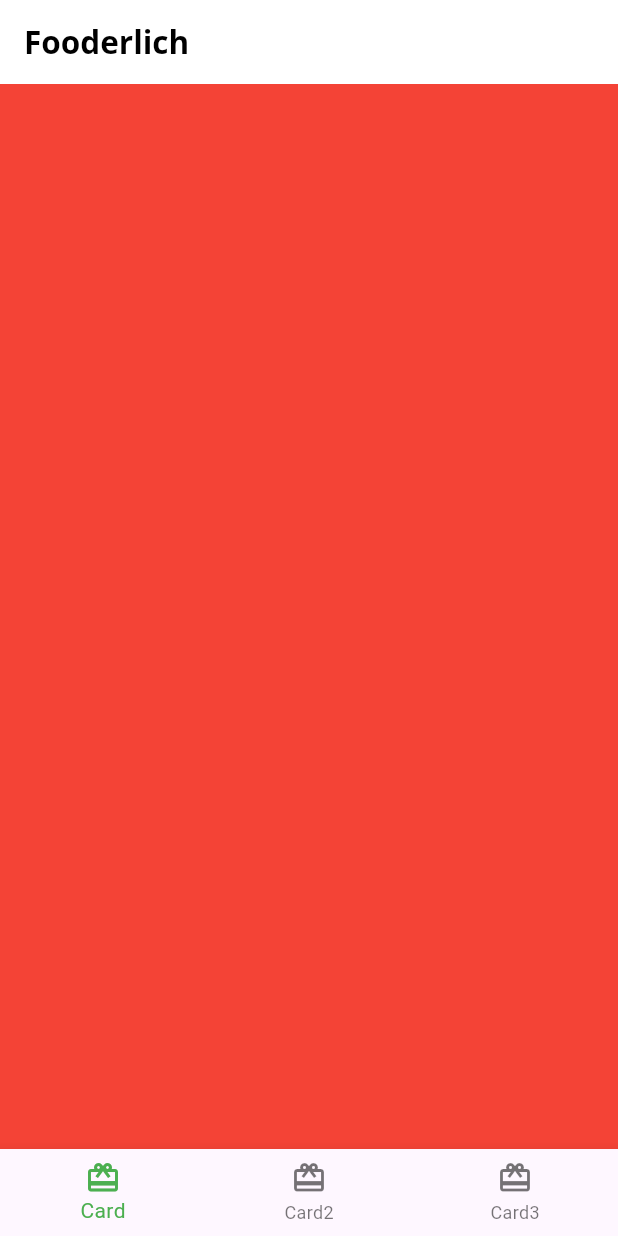
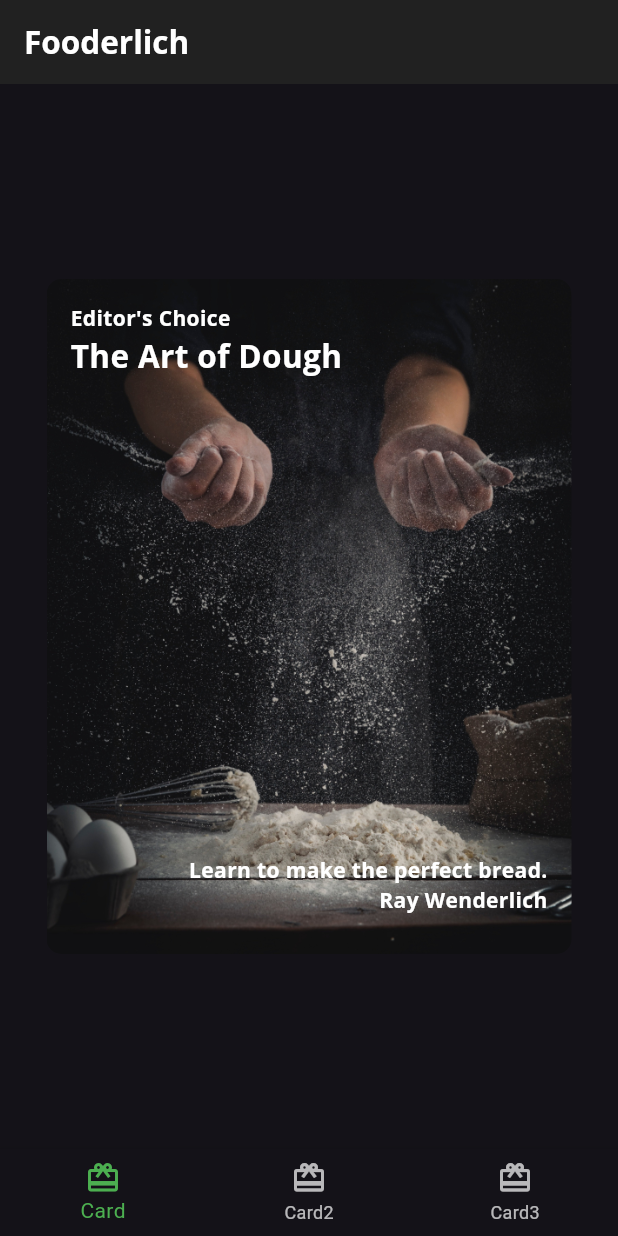
Before and after one commit to azizbibitov/flutter-fooderlich-recipe-app, a Flutter app: the screen it shows after launch, on a phone screen of 412 x 824 dp. Run offline on Flutter 3.47's test engine with Material 3 defaults, Android fonts, the phone set to English and light mode, and no system bars; our stand-ins replace google_fonts.

Commit message:
added card1, card2

```diff
--- /dev/null
+++ b/lib/card1.dart
@@ -0,0 +1,76 @@
+import 'package:flutter/material.dart';
+import 'fooderlich_theme.dart';
+
+class Card1 extends StatelessWidget {
+  const Card1({super.key});
+
+  // 1
+  final String category = 'Editor\'s Choice';
+  final String title = 'The Art of Dough';
+  final String description = 'Learn to make the perfect bread.';
+  final String chef = 'Ray Wenderlich';
+
+// 2
+  @override
+  Widget build(BuildContext context) {
+// 3
+    return Center(
+        // TODO: Card1 Decorate Container
+        child: Container(
+// 1
+      padding: const EdgeInsets.all(16),
+      // 2
+      constraints: const BoxConstraints.expand(
+        width: 350,
+        height: 450,
+      ),
+// 3
+      decoration: const BoxDecoration(
+        // 4
+        image: DecorationImage(
+// 5
+          image: AssetImage('assets/mag1.png'),
+          // 6
+          fit: BoxFit.cover,
+        ),
+// 7
+        borderRadius: BorderRadius.all(Radius.circular(10.0)),
+      ),
+      child: Stack(
+        children: [
+// 8
+          Text(
+            category,
+            style: FooderlichTheme.darkTextTheme.bodySmall,
+          ),
+// 9
+          Positioned(
+            top: 20,
+            child: Text(
+              title,
+              style: FooderlichTheme.darkTextTheme.displayMedium,
+            ),
+          ),
+// 10
+          Positioned(
+            bottom: 30,
+            right: 0,
+            child: Text(
+              description,
+              style: FooderlichTheme.darkTextTheme.bodySmall,
+            ),
+          ),
+// 11
+          Positioned(
+            bottom: 10,
+            right: 0,
+            child: Text(
+              chef,
+              style: FooderlichTheme.darkTextTheme.bodySmall,
+            ),
+          )
+        ],
+      ),
+    ));
+  }
+}
--- a/lib/fooderlich_theme.dart
+++ b/lib/fooderlich_theme.dart
@@ -2,9 +2,8 @@ import 'package:flutter/material.dart';
 import 'package:google_fonts/google_fonts.dart';
 
 class FooderlichTheme {
-  // 1
   static TextTheme lightTextTheme = TextTheme(
-    bodyLarge: GoogleFonts.openSans(
+    bodySmall: GoogleFonts.openSans(
       fontSize: 14.0,
       fontWeight: FontWeight.w700,
       color: Colors.black,
@@ -24,16 +23,15 @@ class FooderlichTheme {
       fontWeight: FontWeight.w600,
       color: Colors.black,
     ),
-    titleLarge: GoogleFonts.openSans(
+    titleMedium: GoogleFonts.openSans(
       fontSize: 20.0,
       fontWeight: FontWeight.w600,
       color: Colors.black,
     ),
   );
 
-  // 2
   static TextTheme darkTextTheme = TextTheme(
-    bodyLarge: GoogleFonts.openSans(
+    bodySmall: GoogleFonts.openSans(
       fontSize: 14.0,
       fontWeight: FontWeight.w700,
       color: Colors.white,
@@ -53,20 +51,19 @@ class FooderlichTheme {
       fontWeight: FontWeight.w600,
       color: Colors.white,
     ),
-    titleLarge: GoogleFonts.openSans(
+    titleMedium: GoogleFonts.openSans(
       fontSize: 20.0,
       fontWeight: FontWeight.w600,
       color: Colors.white,
     ),
   );
 
-  // 3
   static ThemeData light() {
     return ThemeData(
       brightness: Brightness.light,
       checkboxTheme: CheckboxThemeData(
-        fillColor: WidgetStateColor.resolveWith(
-          (states) {
+        fillColor: MaterialStateColor.resolveWith(
+              (states) {
             return Colors.black;
           },
         ),
@@ -86,7 +83,6 @@ class FooderlichTheme {
     );
   }
 
-  // 4
   static ThemeData dark() {
     return ThemeData(
       brightness: Brightness.dark,
--- a/lib/home.dart
+++ b/lib/home.dart
@@ -1,4 +1,6 @@
 import 'package:flutter/material.dart';
+import 'card1.dart';
+import 'card2.dart';
 
 // 1
 class Home extends StatefulWidget {
@@ -13,9 +15,9 @@ class HomeState extends State<Home> {
 
   static List<Widget> pages = <Widget>[
     // TODO: Replace with Card1
-    Container(color: Colors.red),
+    const Card1(),
     // TODO: Replace with Card2
-    Container(color: Colors.green),
+    const Card2(),
     // TODO: Replace with Card3
     Container(color: Colors.blue)
   ];
--- a/lib/main.dart
+++ b/lib/main.dart
@@ -13,7 +13,7 @@ class Fooderlich extends StatelessWidget {
 
   @override
   Widget build(BuildContext context) {
-    final theme = FooderlichTheme.light();
+    final theme = FooderlichTheme.dark();
     return MaterialApp(
       theme: theme,
       title: 'Fooderlich',
```
Also changed, not shown: lib/author_card.dart (added, +65 -0 lines), lib/card2.dart (added, +67 -0 lines), lib/circle_image.dart (added, +28 -0 lines).
